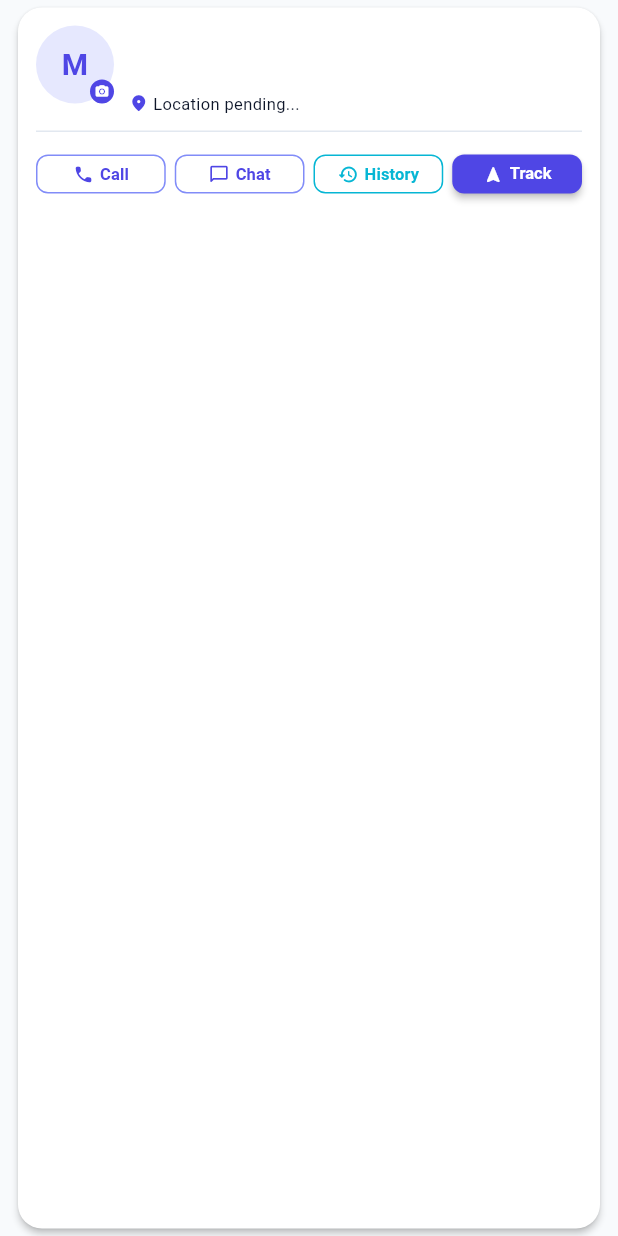
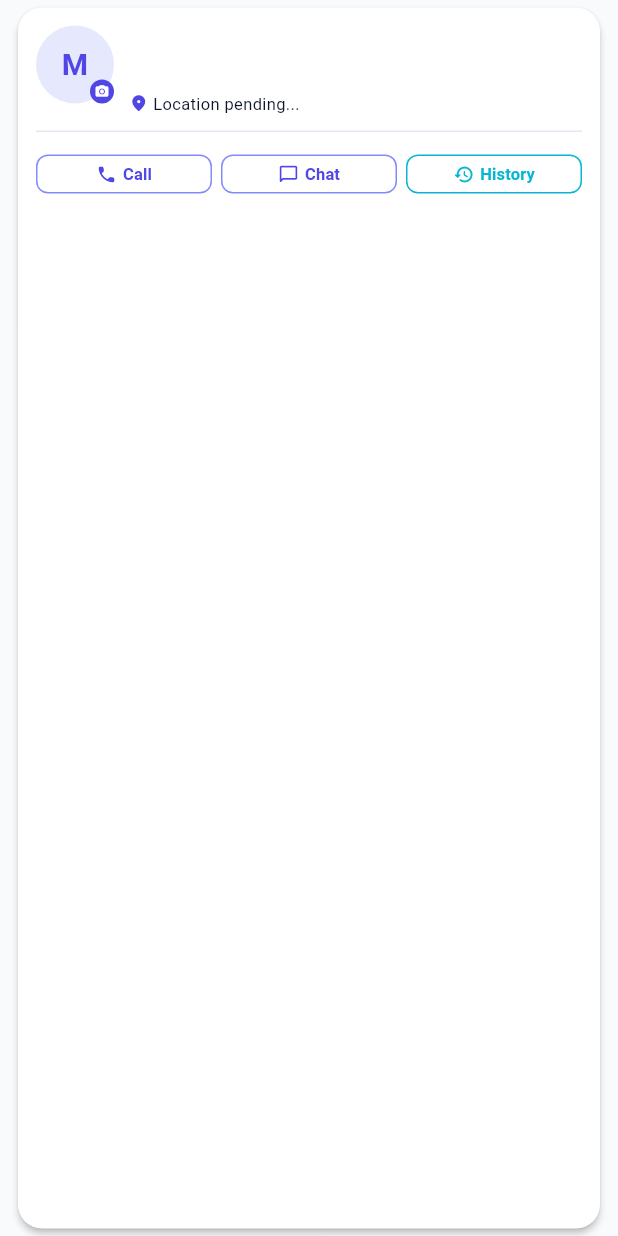
Before and after one commit to arunteja30/familytracker, a Flutter app: the MemberCard widget shown alone on an empty page, opened directly with empty values, on a phone screen of 412 x 824 dp. Run offline on Flutter 3.47's test engine with Material 3 defaults, Android fonts, the phone set to English and light mode, and no system bars; our stand-ins replace battery_plus, firebase_auth, firebase_core, firebase_database, flutter_local_notifications, flutter_map and 7 more; accounts and stored records are empty.

Commit message:
Remove redundant Track button from member card action row since card is directly clickable

```diff
--- a/flutter_family_tracker/lib/ui/widgets/member_card.dart
+++ b/flutter_family_tracker/lib/ui/widgets/member_card.dart
@@ -448,36 +448,6 @@ class _MemberCardState extends State<MemberCard> {
                     ),
                   ),
                 ),
-                const SizedBox(width: 6),
-
-                // 4. Track Button
-                Expanded(
-                  child: ElevatedButton(
-                    onPressed: widget.onTrackOnMap,
-                    style: ElevatedButton.styleFrom(
-                      padding: const EdgeInsets.symmetric(horizontal: 4, vertical: 8),
-                      minimumSize: const Size(0, 34),
-                      visualDensity: VisualDensity.compact,
-                      backgroundColor: AppColors.primary,
-                      foregroundColor: Colors.white,
-                      shape: RoundedRectangleBorder(
-                        borderRadius: BorderRadius.circular(8),
-                      ),
-                    ),
-                    child: const Row(
-                      mainAxisAlignment: MainAxisAlignment.center,
-                      mainAxisSize: MainAxisSize.min,
-                      children: [
-                        Icon(Icons.navigation_rounded, size: 14),
-                        SizedBox(width: 4),
-                        Text(
-                          'Track',
-                          style: TextStyle(fontSize: 11, fontWeight: FontWeight.bold),
-                        ),
-                      ],
-                    ),
-                  ),
-                ),
               ],
             ),
           ],
```
